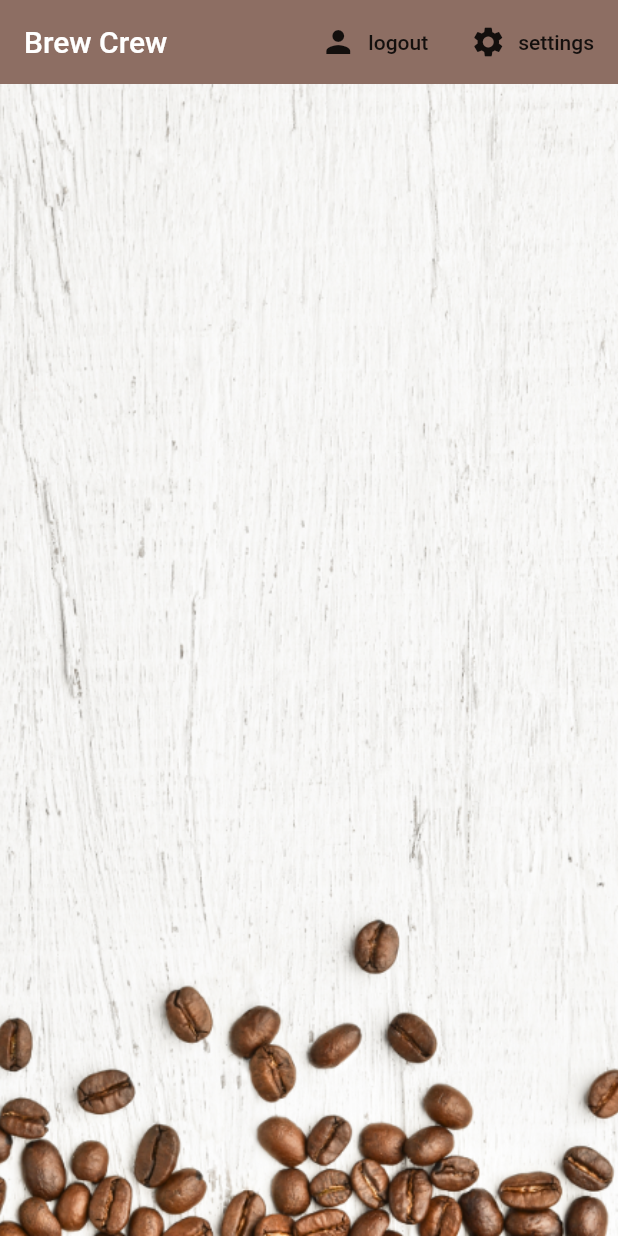
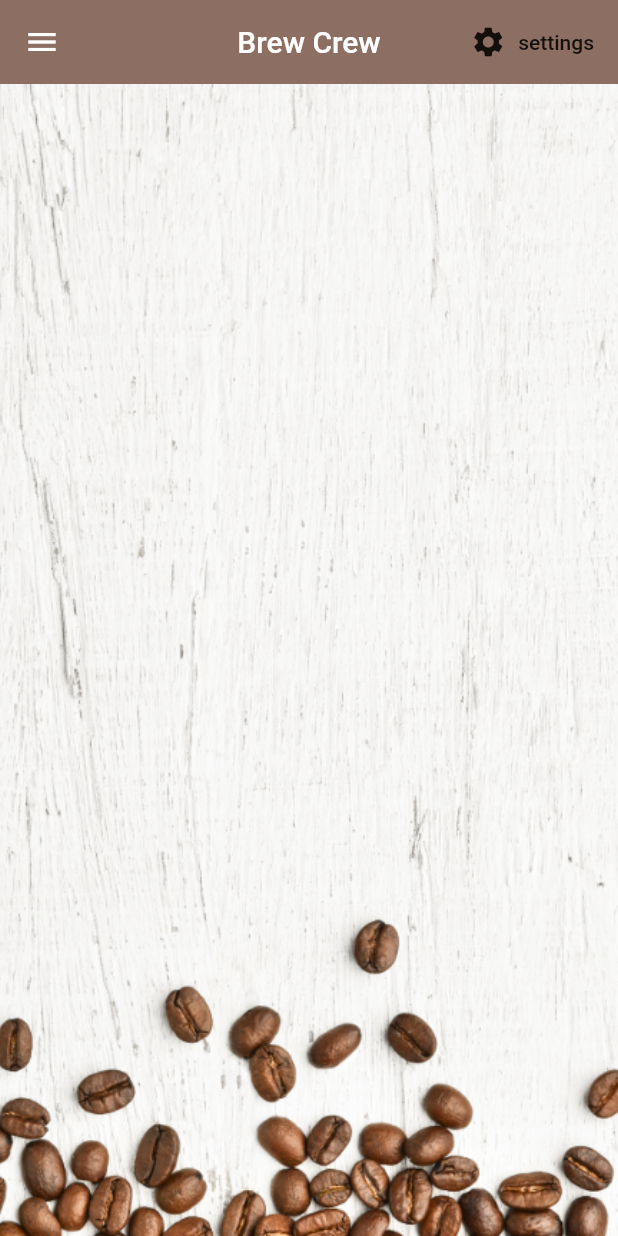
Before and after one commit to manisha-4/coffee-break, a Flutter app: the screen it shows once a user with an empty profile is signed in, on a phone screen of 412 x 824 dp. Run offline on Flutter 3.47's test engine with Material 2 defaults, Android fonts, the phone set to English and light mode, and no system bars; our stand-ins replace cloud_firestore, firebase_auth, flutter_spinkit, toast; missing offline and left inert: razorpay_flutter; accounts and stored records are empty.

Commit message:
home page

```diff
--- a/lib/screens/home/home.dart
+++ b/lib/screens/home/home.dart
@@ -1,5 +1,6 @@
 import 'package:brew_crew/models/brew.dart';
 import 'package:brew_crew/screens/home/brewlist.dart';
+import 'package:brew_crew/screens/home/mainDrawer.dart';
 import 'package:brew_crew/screens/home/settings_form.dart';
 import 'package:brew_crew/services/auth.dart';
 import 'package:brew_crew/services/database.dart';
@@ -21,39 +22,42 @@ class _HomeState extends State<Home> {
   @override
   Widget build(BuildContext context) {
     void _showSettingsPanel() {
-      showModalBottomSheet(context: context, builder: (context) {
+      showModalBottomSheet(
+          context: context,
+          builder: (context) {
             return Container(
               padding: EdgeInsets.symmetric(vertical: 20.0, horizontal: 60.0),
               child: SettingsForm(),
             );
           });
     }
+
     return StreamProvider<List<Brew>>.value(
       value: DatabaseService().brews,
       child: Scaffold(
         backgroundColor: Colors.brown[50],
         appBar: AppBar(
           title: Text('Brew Crew'),
-          // centerTitle: true,
+           centerTitle: true,
           backgroundColor: Colors.brown[400],
           elevation: 0.0,
           actions: <Widget>[
-            FlatButton.icon(
-              icon: Icon(Icons.person),
-              label: Text('logout'),
-              onPressed: () async {
-                await _auth.signOut();
-              },
-            ),
+
+           // FlatButton.icon(
+             // icon: Icon(Icons.person),
+              //label: Text('logout'),
+              //onPressed: () async {
+                //await _auth.signOut();
+              //},),
             FlatButton.icon(
               icon: Icon(Icons.settings),
               label: Text('settings'),
               onPressed: () => _showSettingsPanel(),
             )
-
-
           ],
         ),
+
+        drawer:MainDrawer(),
         body: Container(
             decoration: BoxDecoration(
               image: DecorationImage(
```
Lines whose indentation alone changed are shown as unchanged.
